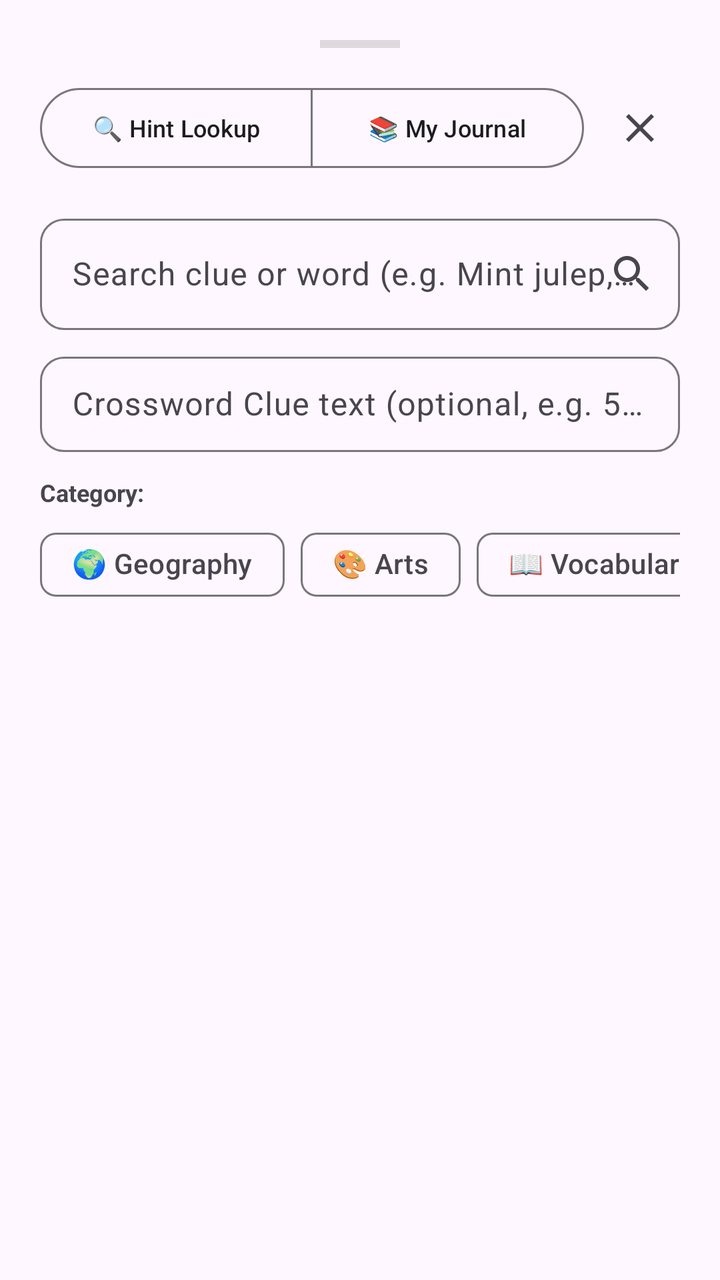
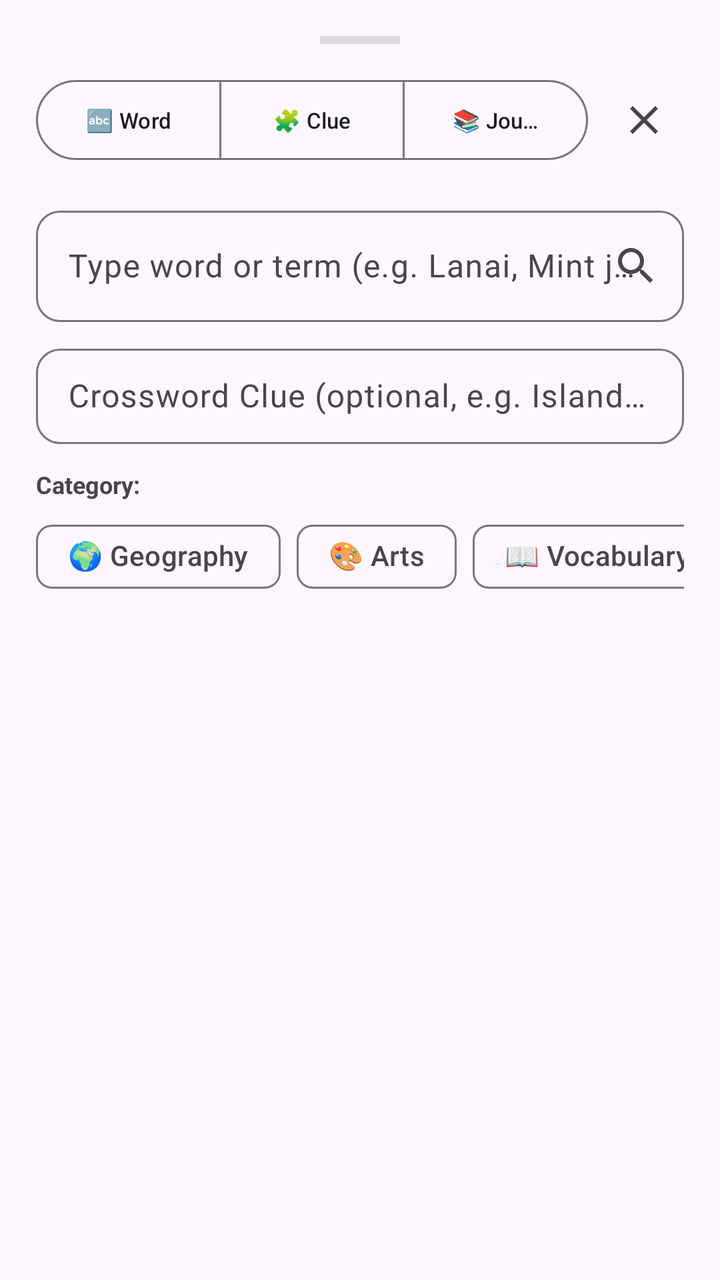

An Android layout rendered at two revisions. The XML below is the earlier revision; the diff shows what the commit changed to produce the second picture.
<!-- AndroidManifest.xml: application theme Theme.CrossWithFriends -->
<!-- res/layout/layout_hint_sheet.xml -->
<?xml version="1.0" encoding="utf-8"?>
<androidx.core.widget.NestedScrollView
    xmlns:android="http://schemas.android.com/apk/res/android"
    xmlns:app="http://schemas.android.com/apk/res-auto"
    android:layout_width="match_parent"
    android:layout_height="wrap_content"
    android:background="?android:attr/colorBackground"
    android:paddingBottom="36dp">

    <LinearLayout
        android:layout_width="match_parent"
        android:layout_height="wrap_content"
        android:orientation="vertical"
        android:padding="20dp">

        
        <View
            android:layout_width="40dp"
            android:layout_height="4dp"
            android:layout_gravity="center_horizontal"
            android:layout_marginBottom="16dp"
            android:background="#40808080" />

        
        <LinearLayout
            android:layout_width="match_parent"
            android:layout_height="wrap_content"
            android:orientation="horizontal"
            android:gravity="center_vertical">

            <com.google.android.material.button.MaterialButtonToggleGroup
                android:id="@+id/toggleTabs"
                android:layout_width="0dp"
                android:layout_height="wrap_content"
                android:layout_weight="1"
                app:singleSelection="true"
                app:selectionRequired="true">

                <com.google.android.material.button.MaterialButton
                    android:id="@+id/btnTabLookup"
                    style="?attr/materialButtonOutlinedStyle"
                    android:layout_width="0dp"
                    android:layout_height="wrap_content"
                    android:layout_weight="1"
                    android:text="🔍 Hint Lookup"
                    android:textSize="12sp" />

                <com.google.android.material.button.MaterialButton
                    android:id="@+id/btnTabJournal"
                    style="?attr/materialButtonOutlinedStyle"
                    android:layout_width="0dp"
                    android:layout_height="wrap_content"
                    android:layout_weight="1"
                    android:text="📚 My Journal"
                    android:textSize="12sp" />

            </com.google.android.material.button.MaterialButtonToggleGroup>

            <ImageButton
                android:id="@+id/btnCloseSheet"
                android:layout_width="40dp"
                android:layout_height="40dp"
                android:layout_marginStart="8dp"
                android:background="?attr/selectableItemBackgroundBorderless"
                android:contentDescription="Close"
                android:src="@drawable/ic_close" />

        </LinearLayout>

        
        <LinearLayout
            android:id="@+id/viewLookup"
            android:layout_width="match_parent"
            android:layout_height="wrap_content"
            android:orientation="vertical"
            android:layout_marginTop="16dp">

            
            <com.google.android.material.textfield.TextInputLayout
                android:id="@+id/tilQuery"
                style="@style/Widget.Material3.TextInputLayout.OutlinedBox"
                android:layout_width="match_parent"
                android:layout_height="wrap_content"
                android:hint="Search clue or word (e.g. Mint julep, Lanai, Klimt)..."
                app:endIconMode="custom"
                app:endIconDrawable="@drawable/ic_search"
                app:boxCornerRadiusTopStart="12dp"
                app:boxCornerRadiusTopEnd="12dp"
                app:boxCornerRadiusBottomStart="12dp"
                app:boxCornerRadiusBottomEnd="12dp">

                <com.google.android.material.textfield.TextInputEditText
                    android:id="@+id/etQuery"
                    android:layout_width="match_parent"
                    android:layout_height="wrap_content"
                    android:imeOptions="actionSearch"
                    android:inputType="textCapSentences"
                    android:maxLines="2" />

            </com.google.android.material.textfield.TextInputLayout>

            
            <com.google.android.material.textfield.TextInputLayout
                style="@style/Widget.Material3.TextInputLayout.OutlinedBox.Dense"
                android:layout_width="match_parent"
                android:layout_height="wrap_content"
                android:layout_marginTop="8dp"
                android:hint="Crossword Clue text (optional, e.g. 5A Rodent and Ant...)"
                app:boxCornerRadiusTopStart="12dp"
                app:boxCornerRadiusTopEnd="12dp"
                app:boxCornerRadiusBottomStart="12dp"
                app:boxCornerRadiusBottomEnd="12dp">

                <com.google.android.material.textfield.TextInputEditText
                    android:id="@+id/etClue"
                    android:layout_width="match_parent"
                    android:layout_height="wrap_content"
                    android:inputType="textCapSentences"
                    android:maxLines="2" />

            </com.google.android.material.textfield.TextInputLayout>

            
            <TextView
                android:layout_width="wrap_content"
                android:layout_height="wrap_content"
                android:layout_marginTop="12dp"
                android:text="Category:"
                android:textSize="12sp"
                android:textStyle="bold"
                android:textColor="?android:attr/textColorSecondary" />

            <HorizontalScrollView
                android:layout_width="match_parent"
                android:layout_height="wrap_content"
                android:scrollbars="none"
                android:layout_marginTop="4dp">

                <com.google.android.material.chip.ChipGroup
                    android:id="@+id/chipGroupCategory"
                    android:layout_width="wrap_content"
                    android:layout_height="wrap_content"
                    app:singleSelection="true">

                    <com.google.android.material.chip.Chip
                        android:id="@+id/chipGeo"
                        style="@style/Widget.Material3.Chip.Filter"
                        android:layout_width="wrap_content"
                        android:layout_height="wrap_content"
                        android:text="🌍 Geography" />

                    <com.google.android.material.chip.Chip
                        android:id="@+id/chipArts"
                        style="@style/Widget.Material3.Chip.Filter"
                        android:layout_width="wrap_content"
                        android:layout_height="wrap_content"
                        android:text="🎨 Arts" />

                    <com.google.android.material.chip.Chip
                        android:id="@+id/chipVocab"
                        style="@style/Widget.Material3.Chip.Filter"
                        android:layout_width="wrap_content"
                        android:layout_height="wrap_content"
                        android:text="📖 Vocabulary" />

                    <com.google.android.material.chip.Chip
                        android:id="@+id/chipFood"
                        style="@style/Widget.Material3.Chip.Filter"
                        android:layout_width="wrap_content"
                        android:layout_height="wrap_content"
                        android:text="🍜 Food &amp; Drink" />

                    <com.google.android.material.chip.Chip
                        android:id="@+id/chipScience"
                        style="@style/Widget.Material3.Chip.Filter"
                        android:layout_width="wrap_content"
                        android:layout_height="wrap_content"
                        android:text="🧪 Science" />

                </com.google.android.material.chip.ChipGroup>
            </HorizontalScrollView>

            
            <ProgressBar
                android:id="@+id/progressLookup"
                android:layout_width="32dp"
                android:layout_height="32dp"
                android:layout_gravity="center_horizontal"
                android:layout_marginTop="16dp"
                android:visibility="gone" />

            
            <com.google.android.material.card.MaterialCardView
                android:id="@+id/cardResult"
                android:layout_width="match_parent"
                android:layout_height="wrap_content"
                android:layout_marginTop="14dp"
                android:visibility="gone"
                app:cardCornerRadius="14dp"
                app:cardElevation="3dp"
                app:strokeWidth="1dp"
                app:strokeColor="#20000000">

                <LinearLayout
                    android:layout_width="match_parent"
                    android:layout_height="wrap_content"
                    android:orientation="vertical"
                    android:padding="16dp">

                    <TextView
                        android:id="@+id/tvResultCategory"
                        android:layout_width="wrap_content"
                        android:layout_height="wrap_content"
                        android:text="🌍 Geography &amp; Places"
                        android:textSize="12sp"
                        android:textStyle="bold"
                        android:textColor="?attr/colorPrimary" />

                    <TextView
                        android:id="@+id/tvResultWord"
                        android:layout_width="wrap_content"
                        android:layout_height="wrap_content"
                        android:layout_marginTop="4dp"
                        android:text="MINT JULEP"
                        android:textSize="20sp"
                        android:textStyle="bold"
                        android:textColor="?android:attr/textColorPrimary" />

                    <TextView
                        android:id="@+id/tvResultTrivia"
                        android:layout_width="match_parent"
                        android:layout_height="wrap_content"
                        android:layout_marginTop="10dp"
                        android:lineSpacingExtra="3dp"
                        android:text="Detailed trivia text..."
                        android:textSize="14sp"
                        android:textColor="?android:attr/textColorPrimary" />

                    <TextView
                        android:id="@+id/tvResultEtymology"
                        android:layout_width="match_parent"
                        android:layout_height="wrap_content"
                        android:layout_marginTop="8dp"
                        android:text="Etymology: ..."
                        android:textSize="12sp"
                        android:textColor="?android:attr/textColorSecondary" />

                    <TextView
                        android:id="@+id/tvResultExample"
                        android:layout_width="match_parent"
                        android:layout_height="wrap_content"
                        android:layout_marginTop="4dp"
                        android:text="Example: ..."
                        android:textSize="12sp"
                        android:textStyle="italic"
                        android:textColor="?android:attr/textColorSecondary" />

                    
                    <LinearLayout
                        android:layout_width="match_parent"
                        android:layout_height="wrap_content"
                        android:orientation="horizontal"
                        android:layout_marginTop="16dp">

                        <com.google.android.material.button.MaterialButton
                            android:id="@+id/btnSaveToJournal"
                            android:layout_width="0dp"
                            android:layout_height="wrap_content"
                            android:layout_weight="1"
                            android:text="💾 Save to Journal"
                            android:textSize="13sp"
                            app:cornerRadius="10dp" />

                        <com.google.android.material.button.MaterialButton
                            android:id="@+id/btnSyncDriveSingle"
                            style="?attr/materialButtonOutlinedStyle"
                            android:layout_width="wrap_content"
                            android:layout_height="wrap_content"
                            android:layout_marginStart="8dp"
                            android:text="☁️ Sync Doc"
                            android:textSize="13sp"
                            app:cornerRadius="10dp" />

                    </LinearLayout>

                    <com.google.android.material.button.MaterialButton
                        android:id="@+id/btnGoogleSearch"
                        style="@style/Widget.Material3.Button.TextButton"
                        android:layout_width="match_parent"
                        android:layout_height="wrap_content"
                        android:layout_marginTop="4dp"
                        android:text="Search on Google for more..."
                        android:textSize="12sp" />

                </LinearLayout>

            </com.google.android.material.card.MaterialCardView>

        </LinearLayout>

        
        <LinearLayout
            android:id="@+id/viewJournal"
            android:layout_width="match_parent"
            android:layout_height="wrap_content"
            android:orientation="vertical"
            android:layout_marginTop="16dp"
            android:visibility="gone">

            <LinearLayout
                android:layout_width="match_parent"
                android:layout_height="wrap_content"
                android:orientation="horizontal"
                android:gravity="center_vertical">

                <TextView
                    android:id="@+id/tvJournalCount"
                    android:layout_width="0dp"
                    android:layout_height="wrap_content"
                    android:layout_weight="1"
                    android:text="Saved Learning Entries (0)"
                    android:textSize="14sp"
                    android:textStyle="bold"
                    android:textColor="?android:attr/textColorPrimary" />

                <com.google.android.material.button.MaterialButton
                    android:id="@+id/btnExportAllToDrive"
                    style="?attr/materialButtonOutlinedStyle"
                    android:layout_width="wrap_content"
                    android:layout_height="wrap_content"
                    android:text="☁️ Sync All"
                    android:textSize="11sp"
                    app:cornerRadius="8dp" />

                <ImageButton
                    android:id="@+id/btnWebhookSettings"
                    android:layout_width="36dp"
                    android:layout_height="36dp"
                    android:layout_marginStart="4dp"
                    android:background="?attr/selectableItemBackgroundBorderless"
                    android:contentDescription="Doc Sync Settings"
                    android:src="@drawable/ic_journal" />

            </LinearLayout>

            <TextView
                android:id="@+id/tvEmptyJournal"
                android:layout_width="match_parent"
                android:layout_height="wrap_content"
                android:layout_marginTop="32dp"
                android:gravity="center"
                android:text="No words saved yet.\nUse the Hint Lookup tab to search and save clues!"
                android:textSize="14sp"
                android:textColor="?android:attr/textColorSecondary" />

            
            <LinearLayout
                android:id="@+id/containerJournalEntries"
                android:layout_width="match_parent"
                android:layout_height="wrap_content"
                android:orientation="vertical"
                android:layout_marginTop="12dp" />

        </LinearLayout>

    </LinearLayout>

</androidx.core.widget.NestedScrollView>
<!-- resources referenced by this layout -->
<resources>
  <!-- drawable ic_close (drawable) -->
  <vector xmlns:android="http://schemas.android.com/apk/res/android"
      android:width="24dp"
      android:height="24dp"
      android:viewportWidth="24"
      android:viewportHeight="24">
      <path
          android:fillColor="?android:attr/textColorSecondary"
          android:pathData="M19,6.41L17.59,5 12,10.59 6.41,5 5,6.41 10.59,12 5,17.59 6.41,19 12,13.41 17.59,19 19,17.59 13.41,12z"/>
  </vector>
  <!-- drawable ic_journal (drawable) -->
  <vector xmlns:android="http://schemas.android.com/apk/res/android"
      android:width="24dp"
      android:height="24dp"
      android:viewportWidth="24"
      android:viewportHeight="24">
      <path
          android:fillColor="?attr/colorPrimary"
          android:pathData="M18,2L6,2c-1.1,0 -2,0.9 -2,2v16c0,1.1 0.9,2 2,2h12c1.1,0 2,-0.9 2,-2L20,4c0,-1.1 -0.9,-2 -2,-2zM6,4h5v8l-2.5,-1.5L6,12L6,4z"/>
  </vector>
  <!-- drawable ic_search (drawable) -->
  <vector xmlns:android="http://schemas.android.com/apk/res/android"
      android:width="24dp"
      android:height="24dp"
      android:viewportWidth="24"
      android:viewportHeight="24">
      <path
          android:fillColor="?attr/colorPrimary"
          android:pathData="M15.5,14h-0.79l-0.28,-0.27C15.41,12.59 16,11.11 16,9.5 16,5.91 13.09,3 9.5,3S3,5.91 3,9.5 5.91,16 9.5,16c1.61,0 3.09,-0.59 4.23,-1.57l0.27,0.28v0.79l5,4.99L20.49,19l-4.99,-5zM9.5,14C7.01,14 5,11.99 5,9.5S7.01,5 9.5,5 14,7.01 14,9.5 11.99,14 9.5,14z"/>
  </vector>
  <style name="Theme.CrossWithFriends" parent="Theme.Material3.DayNight.NoActionBar">
          <item name="colorPrimary">@color/primary</item>
          <item name="colorOnPrimary">@android:color/white</item>
          <item name="colorSecondary">@color/accent</item>
          <item name="android:statusBarColor">@color/primary_dark</item>
          <item name="android:navigationBarColor">@color/surface_light</item>
          <item name="android:windowLightStatusBar" tools:targetApi="m">false</item>
          <item name="android:windowLightNavigationBar" tools:targetApi="o_mr1">true</item>
      </style>
  <color name="primary">#1976D2</color>
  <color name="accent">#FFB300</color>
  <color name="primary_dark">#1565C0</color>
  <color name="surface_light">#F5F5F5</color>
</resources>

<!-- the commit's change to res/layout/layout_hint_sheet.xml (unified diff, before → after) -->
@@ -5,20 +5,20 @@
     android:layout_width="match_parent"
     android:layout_height="wrap_content"
     android:background="?android:attr/colorBackground"
-    android:paddingBottom="36dp">
+    android:paddingBottom="40dp">
 
     <LinearLayout
         android:layout_width="match_parent"
         android:layout_height="wrap_content"
         android:orientation="vertical"
-        android:padding="20dp">
+        android:padding="18dp">
 
         
         <View
             android:layout_width="40dp"
             android:layout_height="4dp"
             android:layout_gravity="center_horizontal"
-            android:layout_marginBottom="16dp"
+            android:layout_marginBottom="14dp"
             android:background="#40808080" />
 
         
@@ -37,13 +37,22 @@
                 app:selectionRequired="true">
 
                 <com.google.android.material.button.MaterialButton
-                    android:id="@+id/btnTabLookup"
+                    android:id="@+id/btnTabWord"
                     style="?attr/materialButtonOutlinedStyle"
                     android:layout_width="0dp"
                     android:layout_height="wrap_content"
                     android:layout_weight="1"
-                    android:text="🔍 Hint Lookup"
-                    android:textSize="12sp" />
+                    android:text="🔤 Word"
+                    android:textSize="11sp" />
+
+                <com.google.android.material.button.MaterialButton
+                    android:id="@+id/btnTabClue"
+                    style="?attr/materialButtonOutlinedStyle"
+                    android:layout_width="0dp"
+                    android:layout_height="wrap_content"
+                    android:layout_weight="1"
+                    android:text="🧩 Clue"
+                    android:textSize="11sp" />
 
                 <com.google.android.material.button.MaterialButton
                     android:id="@+id/btnTabJournal"
@@ -51,8 +60,8 @@
                     android:layout_width="0dp"
                     android:layout_height="wrap_content"
                     android:layout_weight="1"
-                    android:text="📚 My Journal"
-                    android:textSize="12sp" />
+                    android:text="📚 Journal"
+                    android:textSize="11sp" />
 
             </com.google.android.material.button.MaterialButtonToggleGroup>
 
@@ -69,19 +78,18 @@
 
         
         <LinearLayout
-            android:id="@+id/viewLookup"
+            android:id="@+id/viewWord"
             android:layout_width="match_parent"
             android:layout_height="wrap_content"
             android:orientation="vertical"
             android:layout_marginTop="16dp">
 
-            
             <com.google.android.material.textfield.TextInputLayout
-                android:id="@+id/tilQuery"
+                android:id="@+id/tilWordQuery"
                 style="@style/Widget.Material3.TextInputLayout.OutlinedBox"
                 android:layout_width="match_parent"
                 android:layout_height="wrap_content"
-                android:hint="Search clue or word (e.g. Mint julep, Lanai, Klimt)..."
+                android:hint="Type word or term (e.g. Lanai, Mint julep, Udon)..."
                 app:endIconMode="custom"
                 app:endIconDrawable="@drawable/ic_search"
                 app:boxCornerRadiusTopStart="12dp"
@@ -90,29 +98,28 @@
                 app:boxCornerRadiusBottomEnd="12dp">
 
                 <com.google.android.material.textfield.TextInputEditText
-                    android:id="@+id/etQuery"
+                    android:id="@+id/etWordQuery"
                     android:layout_width="match_parent"
                     android:layout_height="wrap_content"
                     android:imeOptions="actionSearch"
-                    android:inputType="textCapSentences"
-                    android:maxLines="2" />
+                    android:inputType="textCapWords"
+                    android:maxLines="1" />
 
             </com.google.android.material.textfield.TextInputLayout>
 
-            
             <com.google.android.material.textfield.TextInputLayout
                 style="@style/Widget.Material3.TextInputLayout.OutlinedBox.Dense"
                 android:layout_width="match_parent"
                 android:layout_height="wrap_content"
                 android:layout_marginTop="8dp"
-                android:hint="Crossword Clue text (optional, e.g. 5A Rodent and Ant...)"
+                android:hint="Crossword Clue (optional, e.g. Island west of Maui)"
                 app:boxCornerRadiusTopStart="12dp"
                 app:boxCornerRadiusTopEnd="12dp"
                 app:boxCornerRadiusBottomStart="12dp"
                 app:boxCornerRadiusBottomEnd="12dp">
 
                 <com.google.android.material.textfield.TextInputEditText
-                    android:id="@+id/etClue"
+                    android:id="@+id/etWordClue"
                     android:layout_width="match_parent"
                     android:layout_height="wrap_content"
                     android:inputType="textCapSentences"
@@ -120,7 +127,6 @@
 
             </com.google.android.material.textfield.TextInputLayout>
 
-            
             <TextView
                 android:layout_width="wrap_content"
                 android:layout_height="wrap_content"
@@ -180,9 +186,8 @@
                 </com.google.android.material.chip.ChipGroup>
             </HorizontalScrollView>
 
-            
             <ProgressBar
-                android:id="@+id/progressLookup"
+                android:id="@+id/progressWord"
                 android:layout_width="32dp"
                 android:layout_height="32dp"
                 android:layout_gravity="center_horizontal"
@@ -284,7 +289,7 @@
                     </LinearLayout>
 
                     <com.google.android.material.button.MaterialButton
-                        android:id="@+id/btnGoogleSearch"
+                        android:id="@+id/btnGoogleSearchWord"
                         style="@style/Widget.Material3.Button.TextButton"
                         android:layout_width="match_parent"
                         android:layout_height="wrap_content"
@@ -295,6 +300,86 @@
                 </LinearLayout>
 
             </com.google.android.material.card.MaterialCardView>
+
+        </LinearLayout>
+
+        
+        <LinearLayout
+            android:id="@+id/viewClue"
+            android:layout_width="match_parent"
+            android:layout_height="wrap_content"
+            android:orientation="vertical"
+            android:layout_marginTop="16dp"
+            android:visibility="gone">
+
+            <com.google.android.material.textfield.TextInputLayout
+                android:id="@+id/tilClueQuery"
+                style="@style/Widget.Material3.TextInputLayout.OutlinedBox"
+                android:layout_width="match_parent"
+                android:layout_height="wrap_content"
+                android:hint="Enter crossword clue (e.g. Rodent and Ant went...)"
+                app:endIconMode="custom"
+                app:endIconDrawable="@drawable/ic_search"
+                app:boxCornerRadiusTopStart="12dp"
+                app:boxCornerRadiusTopEnd="12dp"
+                app:boxCornerRadiusBottomStart="12dp"
+                app:boxCornerRadiusBottomEnd="12dp">
+
+                <com.google.android.material.textfield.TextInputEditText
+                    android:id="@+id/etClueInput"
+                    android:layout_width="match_parent"
+                    android:layout_height="wrap_content"
+                    android:imeOptions="actionSearch"
+                    android:inputType="textCapSentences"
+                    android:maxLines="3" />
+
+            </com.google.android.material.textfield.TextInputLayout>
+
+            <ProgressBar
+                android:id="@+id/progressClue"
+                android:layout_width="32dp"
+                android:layout_height="32dp"
+                android:layout_gravity="center_horizontal"
+                android:layout_marginTop="16dp"
+                android:visibility="gone" />
+
+            
+            <com.google.android.material.card.MaterialCardView
+                android:id="@+id/cardClueTip"
+                android:layout_width="match_parent"
+                android:layout_height="wrap_content"
+                android:layout_marginTop="12dp"
+                app:cardCornerRadius="10dp"
+                app:cardBackgroundColor="#1A1976D2"
+                app:strokeWidth="0dp">
+
+                <TextView
+                    android:layout_width="match_parent"
+                    android:layout_height="wrap_content"
+                    android:padding="12dp"
+                    android:text="💡 Tip: Found the answer? Switch to the 'Word' tab to lookup its trivia and save it to your Journal!"
+                    android:textSize="12sp"
+                    android:textColor="?attr/colorPrimary" />
+
+            </com.google.android.material.card.MaterialCardView>
+
+            
+            <LinearLayout
+                android:id="@+id/containerClueResults"
+                android:layout_width="match_parent"
+                android:layout_height="wrap_content"
+                android:orientation="vertical"
+                android:layout_marginTop="12dp" />
+
+            <com.google.android.material.button.MaterialButton
+                android:id="@+id/btnOpenGoogleClue"
+                style="?attr/materialButtonOutlinedStyle"
+                android:layout_width="match_parent"
+                android:layout_height="wrap_content"
+                android:layout_marginTop="10dp"
+                android:text="🌐 View All Results on Google"
+                android:visibility="gone"
+                app:cornerRadius="10dp" />
 
         </LinearLayout>
 
@@ -349,7 +434,7 @@
                 android:layout_height="wrap_content"
                 android:layout_marginTop="32dp"
                 android:gravity="center"
-                android:text="No words saved yet.\nUse the Hint Lookup tab to search and save clues!"
+                android:text="No words saved yet.\nUse the Word tab to search trivia and save clues!"
                 android:textSize="14sp"
                 android:textColor="?android:attr/textColorSecondary" />
 
